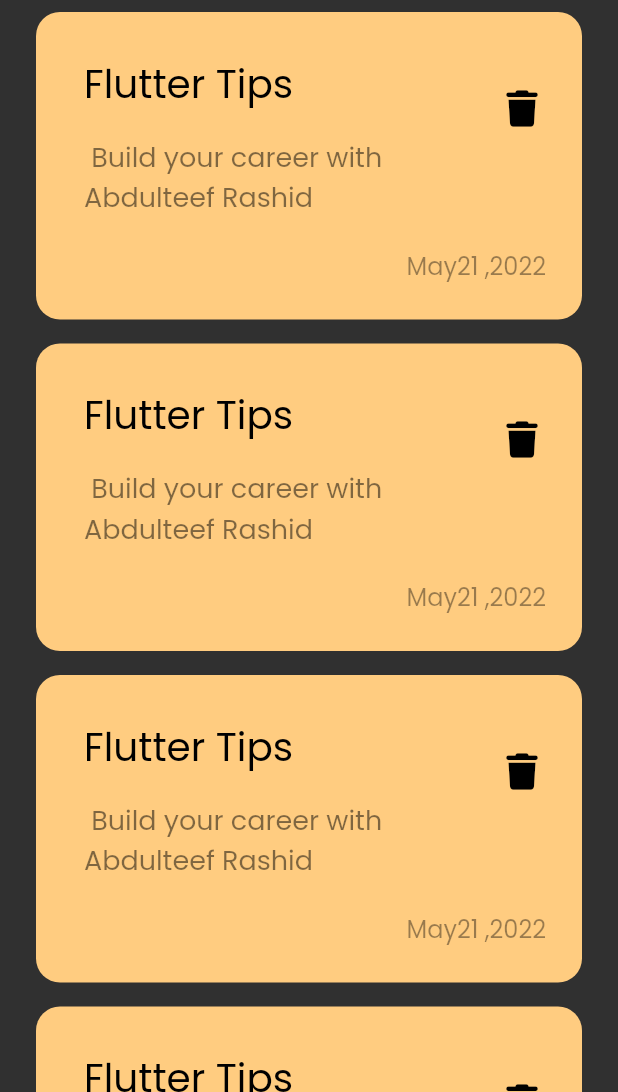
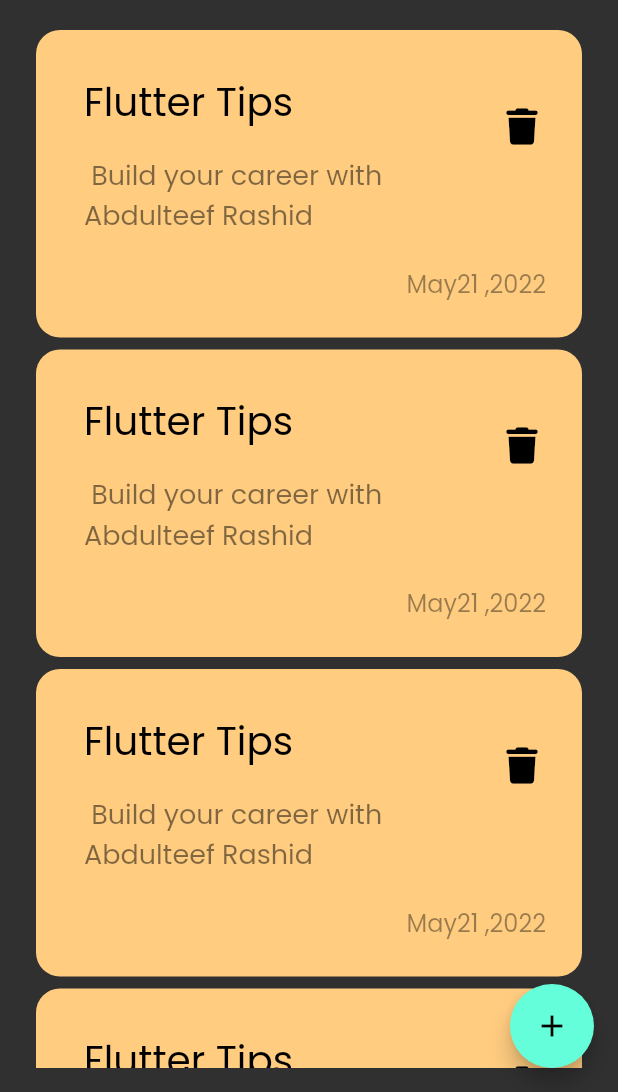
Before and after one commit to Abdulteef1998/notes_app, a Flutter app: the screen it shows after launch, on a phone screen of 412 x 824 dp, the part 144-1236 px from its top. Run offline on Flutter 3.47's test engine with Material 2 defaults, Android fonts, the phone set to English and light mode, and no system bars; our stand-ins replace font_awesome_flutter.

Commit message:
finsh custom button shet

```diff
--- /dev/null
+++ b/lib/constant.dart
@@ -0,0 +1,3 @@
+import 'package:flutter/material.dart';
+
+const kPrimaryColor = const Color(0xff62fCD7);
--- a/lib/views/notes_view.dart
+++ b/lib/views/notes_view.dart
@@ -1,5 +1,6 @@
 import 'package:flutter/material.dart';
 
+import 'widgets/add_note_bottom_sheet.dart';
 import 'widgets/notes_view_body.dart';
 
 class NotesView extends StatelessWidget {
@@ -8,7 +9,19 @@ class NotesView extends StatelessWidget {
   @override
   Widget build(BuildContext context) {
     return Scaffold(
-      body: NotesViewBody(),
+      floatingActionButton: FloatingActionButton(
+        onPressed: () {
+          showModalBottomSheet(
+              shape: RoundedRectangleBorder(
+                  borderRadius: BorderRadius.circular(16)),
+              context: context,
+              builder: (context) {
+                return const AddNoteBottomSheet();
+              });
+        },
+        child: const Icon(Icons.add),
+      ),
+      body: const NotesViewBody(),
     );
   }
 }
--- a/lib/views/widgets/notes_list_view.dart
+++ b/lib/views/widgets/notes_list_view.dart
@@ -3,14 +3,19 @@ import 'package:noteapp/views/widgets/custom_note_item.dart';
 
 class NotesListView extends StatelessWidget {
   const NotesListView({super.key});
-
+  final data = const [];
   @override
   Widget build(BuildContext context) {
-    return ListView.builder(itemBuilder: (context, index) {
-      return const Padding(
-        padding: EdgeInsets.symmetric(vertical: 8),
-        child: NoteItem(),
-      );
-    });
+    return Padding(
+      padding: EdgeInsets.symmetric(vertical: 16),
+      child: ListView.builder(
+          padding: EdgeInsets.zero,
+          itemBuilder: (context, index) {
+            return const Padding(
+              padding: EdgeInsets.symmetric(vertical: 4),
+              child: NoteItem(),
+            );
+          }),
+    );
   }
 }
```
Also changed, not shown: lib/views/widgets/add_note_bottom_sheet.dart (added, +21 -0 lines), lib/views/widgets/custom_text_field.dart (added, +25 -0 lines).
